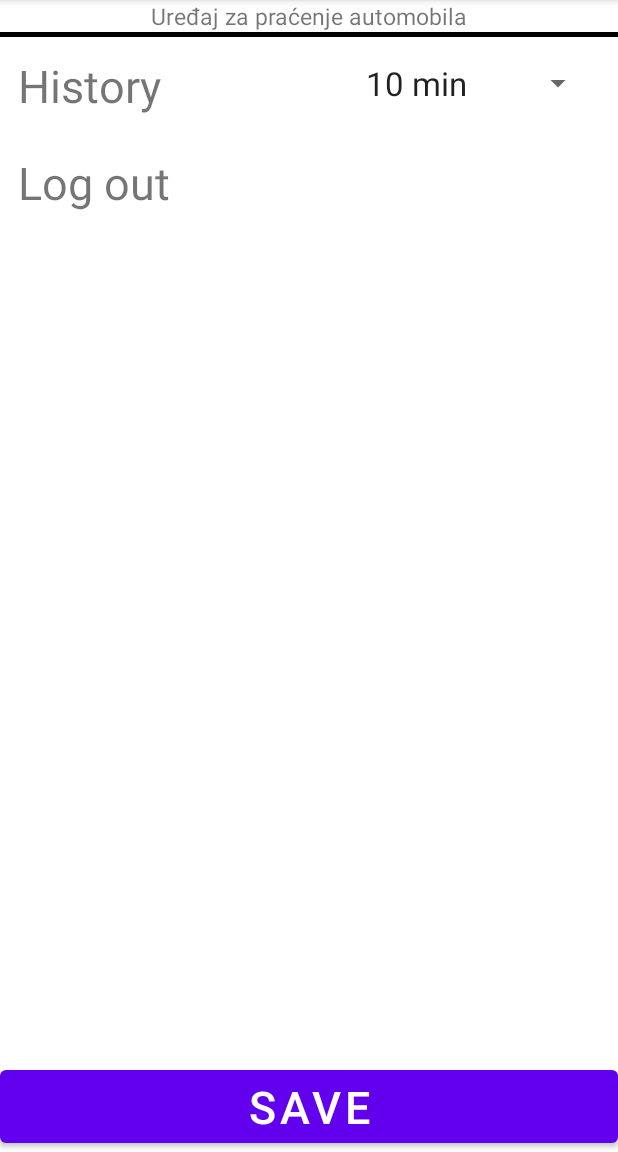
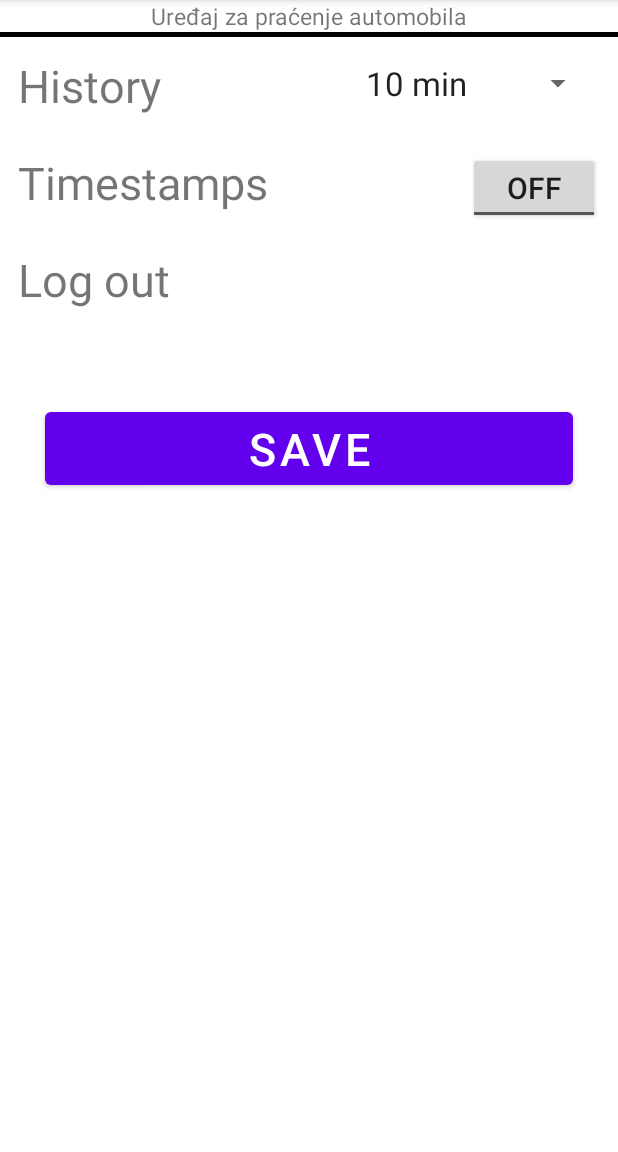
Before and after one commit to KristianK1/Project-Golf-App-1, an Android app: the fragment SettingsFragment placed in its activity, on a phone screen of 412 x 824 dp, the part 84-1236 px from its top. Run offline under Robolectric (Android 15) with nearby library versions, the phone set to English and light mode, and no system bars.

Commit message:
added timestamps

```diff
--- a/app/src/main/java/com/example/zavrsni16052021/SettingsFragment.java
+++ b/app/src/main/java/com/example/zavrsni16052021/SettingsFragment.java
@@ -15,18 +15,24 @@ import android.view.View;
 import android.view.ViewGroup;
 import android.widget.AdapterView;
 import android.widget.ArrayAdapter;
+import android.widget.CompoundButton;
 import android.widget.Spinner;
 import android.widget.TextView;
+import android.widget.ToggleButton;
 
 public class SettingsFragment extends Fragment {
     private Spinner history_select;
     private String[] history_modes = {"10 min", "20 min", "30 min", "1 hour", "2 hours", "3 hours", "6 hours", "12 hours", "1 day", "2 days", "5 days", "10 days", "30 days","90 days"};
     public String saved_history;
+    public boolean begin_toggle_state;
     private AdapterView history_spinner;
     ArrayAdapter<String> adapter_history;
 //
     private TextView logout;
     private logout logout_interface;
+
+    private ToggleButton toggle_bt;
+    private Timestamp_toggle timestamp_toggle;
     public SettingsFragment() {
 
     }
@@ -54,7 +60,11 @@ public class SettingsFragment extends Fragment {
         history_spinner.setAdapter(adapter_history);
         starting_history_string(saved_history);
         logout=(TextView) getView().findViewById(R.id.logout_tw);
+        toggle_bt = (ToggleButton) getView().findViewById(R.id.toggle_map_choose);
+        toggle_bt.setChecked(begin_toggle_state);
+
         setUpListeners();
+
     }
 
     public void starting_history_string(String histry){
@@ -76,6 +86,19 @@ public class SettingsFragment extends Fragment {
                 logout_interface.logoutt();
             }
         });
+
+        toggle_bt.setOnCheckedChangeListener(new CompoundButton.OnCheckedChangeListener() {
+            public void onCheckedChanged(CompoundButton buttonView, boolean isChecked) {
+                if (isChecked) {
+                    Log.i("toggle", "location checked");
+                    timestamp_toggle.timestamps(true);
+                } else {
+                    Log.i("toggle", "location UNchecked");
+                    timestamp_toggle.timestamps(false);
+
+                }
+            }
+        });
     }
     public String getSelectedHistory(){
         return history_select.getSelectedItem().toString();
@@ -85,6 +108,7 @@ public class SettingsFragment extends Fragment {
         super.onAttach(context);
         if (context instanceof Login_interface) {
             this.logout_interface = (logout) context;
+            this.timestamp_toggle = (Timestamp_toggle) context;
         }
 
     }
@@ -92,5 +116,6 @@ public class SettingsFragment extends Fragment {
     public void onDetach() {
         super.onDetach();
         this.logout_interface = null;
+        this.timestamp_toggle = null;
     }
 }
--- /dev/null
+++ b/app/src/main/java/com/example/zavrsni16052021/Timestamp_toggle.java
@@ -0,0 +1,5 @@
+package com.example.zavrsni16052021;
+
+public interface Timestamp_toggle {
+    public void timestamps(boolean value);
+}
--- a/app/src/main/res/layout/fragment_settings.xml
+++ b/app/src/main/res/layout/fragment_settings.xml
@@ -26,32 +26,43 @@
         android:layout_margin="16dp"
         android:drawSelectorOnTop="true"
         />
+
+    <TextView
+        android:id="@+id/toggle_tw"
+        android:layout_width="wrap_content"
+        android:layout_height="wrap_content"
+        android:layout_below="@id/history_selector_tw"
+        android:text="Timestamps"
+        android:layout_margin="12dp"
+        android:textSize="30dp"
+        />
+    <ToggleButton
+        android:id="@+id/toggle_map_choose"
+        android:layout_width="wrap_content"
+        android:layout_height="wrap_content"
+        android:layout_below="@id/history_selector_tw"
+        android:layout_alignParentRight="true"
+        android:layout_margin="12dp"
+        android:textSize="20dp"
+        />
     <TextView
         android:id="@+id/logout_tw"
-        android:layout_width="match_parent"
+        android:layout_width="wrap_content"
         android:layout_height="wrap_content"
         android:layout_margin="12dp"
         android:text="Log out"
         android:textSize="30dp"
-        android:layout_below="@id/history_selector_tw"
-/>
-    <!--<TextView
-        android:id="@+id/bluetooth_tw"
-        android:layout_width="match_parent"
-        android:layout_height="wrap_content"
-        android:layout_margin="12dp"
-        android:text="Ignore messsages"
-        android:textSize="30dp"
-        android:layout_below="@id/logout_tw"
-        /> -->
+        android:layout_below="@id/toggle_tw"
+        />
 
     <Button
         android:layout_width="match_parent"
         android:layout_height="wrap_content"
         android:text="Save"
         android:textSize="30dp"
-        android:layout_alignParentBottom="true"
-        android:layout_marginTop="12dp"
+        android:layout_below="@id/logout_tw"
+        android:layout_marginTop="50dp"
+        android:layout_marginHorizontal="30dp"
         android:onClick="Save_settings"
         />
 
```
Also changed, not shown: app/src/main/java/com/example/zavrsni16052021/Location_data.java (+14 -1 lines), app/src/main/java/com/example/zavrsni16052021/MainActivity.java (+34 -9 lines), app/src/main/java/com/example/zavrsni16052021/Thingspeak_data.java (+20 -0 lines).
